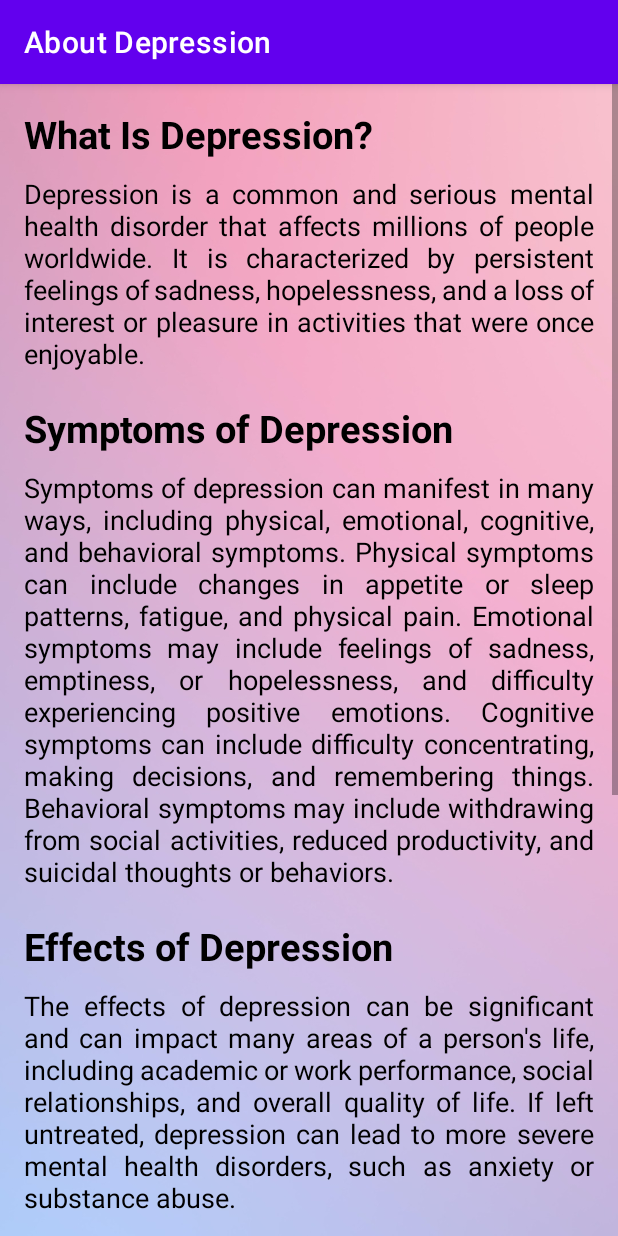
After one commit to AkilaWic/mindfulness-app, an Android app: the AboutDepression screen opened directly, with no data from a screen before it, on a phone screen of 412 x 824 dp. The commit adds this screen. Run offline under Robolectric (Android 15) with nearby library versions, the phone set to English and light mode, and no system bars.

Commit message:
Added About Depression. (AboutDepression.java, about_depression.xml)

```diff
--- a/app/src/main/AndroidManifest.xml
+++ b/app/src/main/AndroidManifest.xml
@@ -60,6 +60,9 @@
             android:name=".AboutAnxiety"
             android:label="About Anxiety"></activity>
         <activity
+            android:name=".AboutDepression"
+            android:label="About Depression"></activity>
+        <activity
             android:name=".MainActivity"
             android:exported="true">
             <intent-filter>
--- /dev/null
+++ b/app/src/main/java/com/example/mindfulness/AboutDepression.java
@@ -0,0 +1,15 @@
+package com.example.mindfulness;
+
+import android.os.Bundle;
+
+import androidx.appcompat.app.AppCompatActivity;
+
+public class AboutDepression extends AppCompatActivity {
+
+    @Override
+    protected void onCreate(Bundle savedInstanceState) {
+        super.onCreate(savedInstanceState);
+        setContentView(R.layout.about_depression);
+
+    }
+}
--- a/app/src/main/java/com/example/mindfulness/Depression.java
+++ b/app/src/main/java/com/example/mindfulness/Depression.java
@@ -4,6 +4,7 @@ import android.content.Intent;
 import android.os.Bundle;
 import android.view.View;
 import android.widget.Button;
+import android.widget.TextView;
 
 import androidx.appcompat.app.AppCompatActivity;
 
@@ -25,5 +26,17 @@ public class Depression extends AppCompatActivity {
                 startActivity(taketest);
             }
         });
+
+        //About Depression
+        TextView about = (TextView) findViewById(R.id.about);
+
+        about.setOnClickListener(new View.OnClickListener() {
+            @Override
+            public void onClick(View view) {
+                //Create new intent
+                Intent about = new Intent(Depression.this, AboutDepression.class);
+                startActivity(about);
+            }
+        });
     }
 }
--- /dev/null
+++ b/app/src/main/res/layout/about_depression.xml
@@ -0,0 +1,86 @@
+<?xml version="1.0" encoding="utf-8"?>
+<ScrollView xmlns:android="http://schemas.android.com/apk/res/android"
+    android:layout_width="match_parent"
+    android:layout_height="match_parent"
+    android:background="@drawable/bg_agreement">
+
+    <LinearLayout
+        android:layout_width="match_parent"
+        android:layout_height="match_parent"
+        android:orientation="vertical"
+        android:padding="16dp">
+
+
+        <TextView
+            android:layout_width="wrap_content"
+            android:layout_height="wrap_content"
+            android:text="What Is Depression?"
+            android:textColor="@color/black"
+            android:textSize="25dp"
+            android:textStyle="bold"></TextView>
+
+        <TextView
+            android:layout_width="wrap_content"
+            android:layout_height="wrap_content"
+            android:layout_marginTop="10dp"
+            android:justificationMode="inter_word"
+            android:text="Depression is a common and serious mental health disorder that affects millions of people worldwide. It is characterized by persistent feelings of sadness, hopelessness, and a loss of interest or pleasure in activities that were once enjoyable."
+            android:textColor="@color/black"
+            android:textSize="18dp"></TextView>
+
+        <TextView
+            android:layout_width="wrap_content"
+            android:layout_height="wrap_content"
+            android:layout_marginTop="20dp"
+            android:text="Symptoms of Depression"
+            android:textColor="@color/black"
+            android:textSize="25dp"
+            android:textStyle="bold"></TextView>
+
+        <TextView
+            android:layout_width="wrap_content"
+            android:layout_height="wrap_content"
+            android:layout_marginTop="10dp"
+            android:justificationMode="inter_word"
+            android:text="Symptoms of depression can manifest in many ways, including physical, emotional, cognitive, and behavioral symptoms. Physical symptoms can include changes in appetite or sleep patterns, fatigue, and physical pain. Emotional symptoms may include feelings of sadness, emptiness, or hopelessness, and difficulty experiencing positive emotions. Cognitive symptoms can include difficulty concentrating, making decisions, and remembering things. Behavioral symptoms may include withdrawing from social activities, reduced productivity, and suicidal thoughts or behaviors."
+            android:textColor="@color/black"
+            android:textSize="18dp"></TextView>
+
+        <TextView
+            android:layout_width="wrap_content"
+            android:layout_height="wrap_content"
+            android:layout_marginTop="20dp"
+            android:text="Effects of Depression"
+            android:textColor="@color/black"
+            android:textSize="25dp"
+            android:textStyle="bold"></TextView>
+
+        <TextView
+            android:layout_width="wrap_content"
+            android:layout_height="wrap_content"
+            android:layout_marginTop="10dp"
+            android:justificationMode="inter_word"
+            android:text="The effects of depression can be significant and can impact many areas of a person's life, including academic or work performance, social relationships, and overall quality of life. If left untreated, depression can lead to more severe mental health disorders, such as anxiety or substance abuse."
+            android:textColor="@color/black"
+            android:textSize="18dp"></TextView>
+
+        <TextView
+            android:layout_width="wrap_content"
+            android:layout_height="wrap_content"
+            android:layout_marginTop="20dp"
+            android:text="What can we do?"
+            android:textColor="@color/black"
+            android:textSize="25dp"
+            android:textStyle="bold"></TextView>
+
+        <TextView
+            android:layout_width="wrap_content"
+            android:layout_height="wrap_content"
+            android:layout_marginTop="10dp"
+            android:justificationMode="inter_word"
+            android:text="There are many different treatment options available for depression, including medication and psychotherapy. Antidepressant medication can help to reduce symptoms of depression by altering the balance of certain chemicals in the brain. Psychotherapy, such as cognitive-behavioral therapy or interpersonal therapy, can help individuals learn coping strategies and develop skills to manage their symptoms. In addition to medication and therapy, there are also lifestyle changes that can help to manage symptoms of depression. These may include regular exercise, a healthy diet, and stress-reducing activities such as meditation or yoga. It is important for individuals with depression to work with healthcare professionals to find the right combination of treatments and strategies that work best for them."
+            android:textColor="@color/black"
+            android:textSize="18dp"></TextView>
+
+    </LinearLayout>
+</ScrollView>
--- a/app/src/main/res/layout/depression_enty_page.xml
+++ b/app/src/main/res/layout/depression_enty_page.xml
@@ -33,6 +33,7 @@
     </Button>
 
     <TextView
+        android:id="@+id/about"
         android:layout_width="wrap_content"
         android:layout_height="wrap_content"
         android:layout_marginTop="8dp"
```
